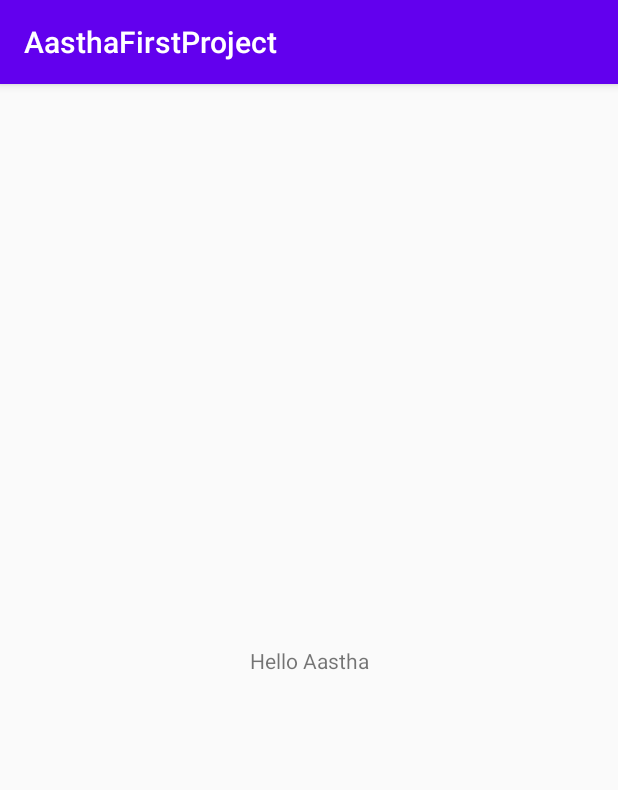
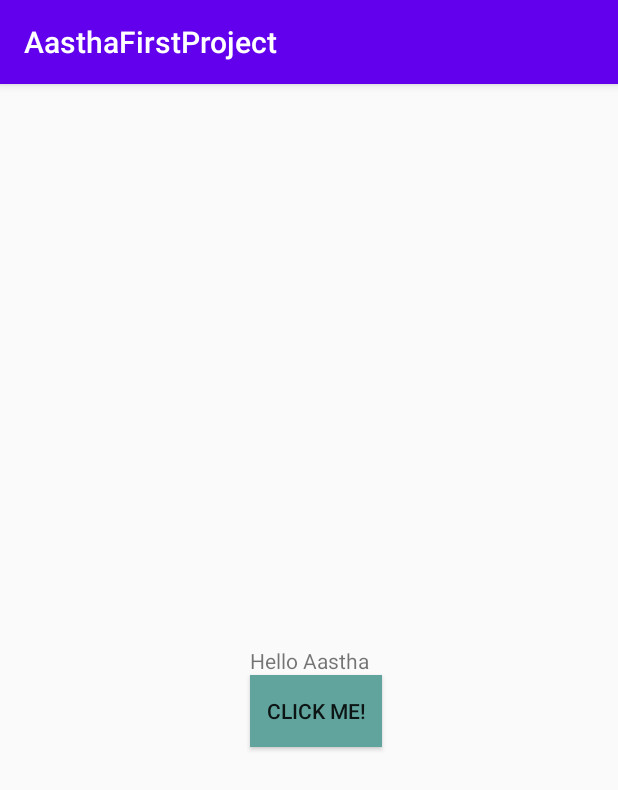
Before and after one commit to sulavtimsina/AasthaFirstProject, an Android app: the screen it shows after launch (MainActivity), on a phone screen of 412 x 824 dp. Shown: the top 790 px of the screen. Run offline under Robolectric (Android 15) with nearby library versions, the phone set to English and light mode, and no system bars.

Commit message:
Added Click Handler

```diff
--- a/app/src/main/java/com/example/aasthafirstproject/MainActivity.kt
+++ b/app/src/main/java/com/example/aasthafirstproject/MainActivity.kt
@@ -2,6 +2,8 @@ package com.example.aasthafirstproject
 
 import androidx.appcompat.app.AppCompatActivity
 import android.os.Bundle
+import android.view.View
+import android.widget.Toast
 
 class MainActivity : AppCompatActivity() {
 
@@ -9,4 +11,9 @@ class MainActivity : AppCompatActivity() {
         super.onCreate(savedInstanceState)
         setContentView(R.layout.activity_main)
     }
+
+    fun showMessage(view: View) {
+        Toast.makeText(this, "Hello There!Nice to meet you",Toast.LENGTH_LONG).show()
+
+    }
 }
--- a/app/src/main/res/layout/activity_main.xml
+++ b/app/src/main/res/layout/activity_main.xml
@@ -7,6 +7,7 @@
     tools:context=".MainActivity">
 
     <TextView
+        android:id="@+id/textViewMessage"
         android:layout_width="wrap_content"
         android:layout_height="wrap_content"
         android:text="Hello Aastha"
@@ -15,4 +16,16 @@
         app:layout_constraintRight_toRightOf="parent"
         app:layout_constraintTop_toTopOf="parent" />
 
+    <Button
+        android:id="@+id/button1"
+        android:onClick="showMessage"
+        android:layout_width="wrap_content"
+        android:layout_height="wrap_content"
+        android:text="Click Me!"
+        android:shadowColor="@color/colorPrimaryDark"
+        android:background="@color/colorButton"
+        app:layout_constraintTop_toBottomOf="@id/textViewMessage"
+        app:layout_constraintLeft_toLeftOf="@id/textViewMessage"
+        />
+
 </androidx.constraintlayout.widget.ConstraintLayout>
--- a/app/src/main/res/values/colors.xml
+++ b/app/src/main/res/values/colors.xml
@@ -3,4 +3,5 @@
     <color name="colorPrimary">#6200EE</color>
     <color name="colorPrimaryDark">#3700B3</color>
     <color name="colorAccent">#03DAC5</color>
+    <color name="colorButton">#61A49D</color>
 </resources>
```
